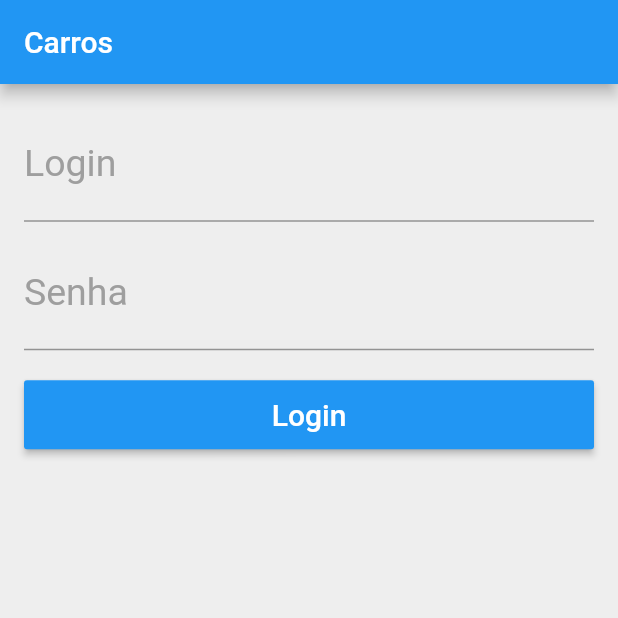
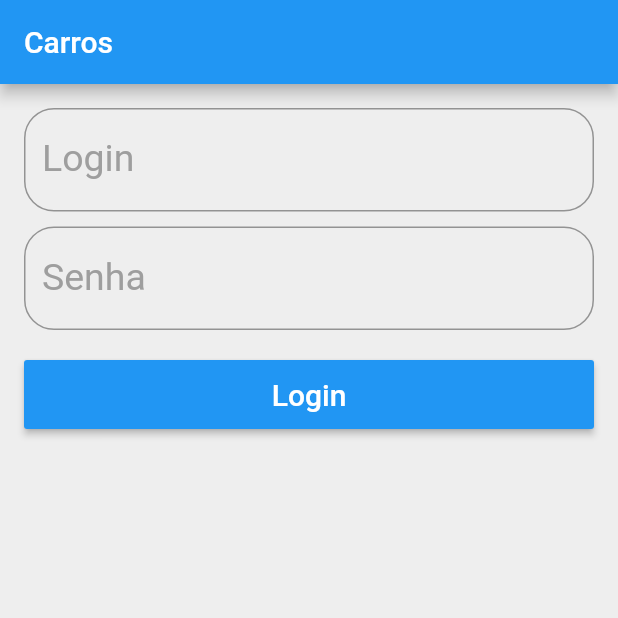
Before and after one commit to JoaoFilhoG3/carros, a Flutter app: the screen it shows after launch, on a phone screen of 412 x 824 dp, the top half of it. Run offline on Flutter 3.47's test engine with Material 2 defaults, Android fonts, the phone set to English and light mode, and no system bars.

Commit message:
Adicionando borda arredondada no widget app_text

```diff
--- a/lib/widgets/app_text.dart
+++ b/lib/widgets/app_text.dart
@@ -32,6 +32,9 @@ class AppText extends StatelessWidget {
         color: Colors.blue,
       ),
       decoration: InputDecoration(
+        border: OutlineInputBorder(
+          borderRadius: BorderRadius.circular(20),
+        ),
         labelText: label,
         labelStyle: TextStyle(
           fontSize: 25,
```
